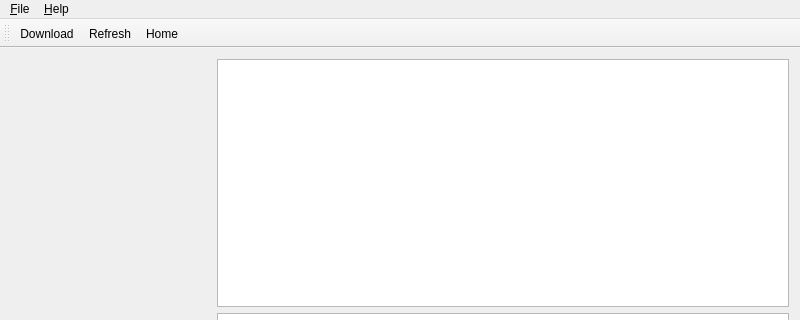
Qt form podcatcher/Resources/ui/windows/MainWindow.ui (lostrootpass/alphagem) before a commit; both pictures show x 0 to 800 and y 0 to 320 of the 800 by 600 pixel window.
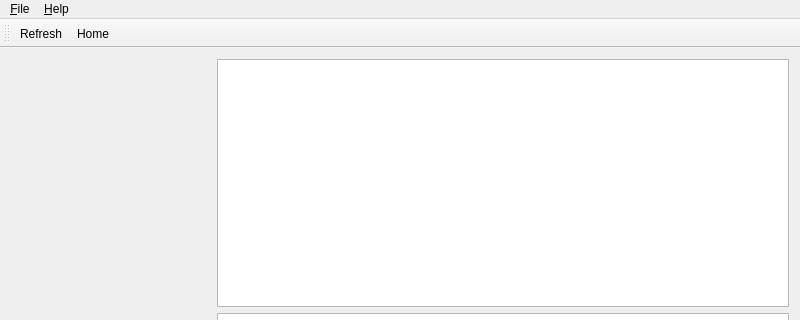
The same form after that commit. Icons and pictures are not drawn. Custom widgets are drawn as their Qt base class.

Commit message: Move the Download button on to each episode's widget.

Patch:
```diff
--- a/podcatcher/Resources/ui/windows/MainWindow.ui
+++ b/podcatcher/Resources/ui/windows/MainWindow.ui
@@ -91,7 +91,6 @@
    <attribute name="toolBarBreak">
     <bool>false</bool>
    </attribute>
-   <addaction name="actionDownload"/>
    <addaction name="actionRefresh"/>
    <addaction name="actionHome"/>
   </widget>
@@ -120,11 +119,6 @@
     <string>&amp;Quit</string>
    </property>
   </action>
-  <action name="actionDownload">
-   <property name="text">
-    <string>&amp;Download</string>
-   </property>
-  </action>
   <action name="actionRefresh">
    <property name="text">
     <string>&amp;Refresh</string>
```
The commit also changes 8 other files.
